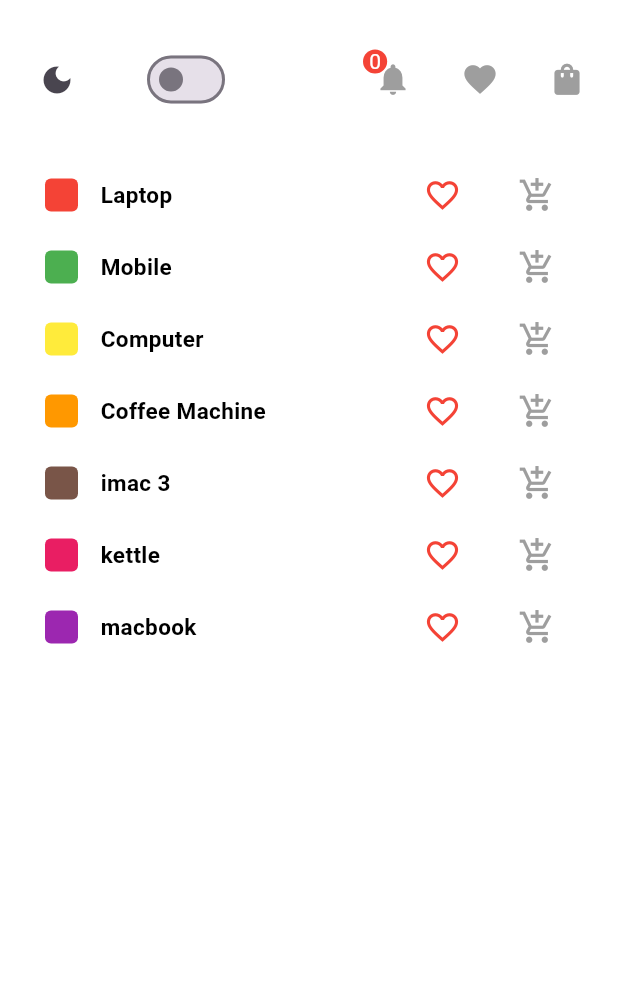
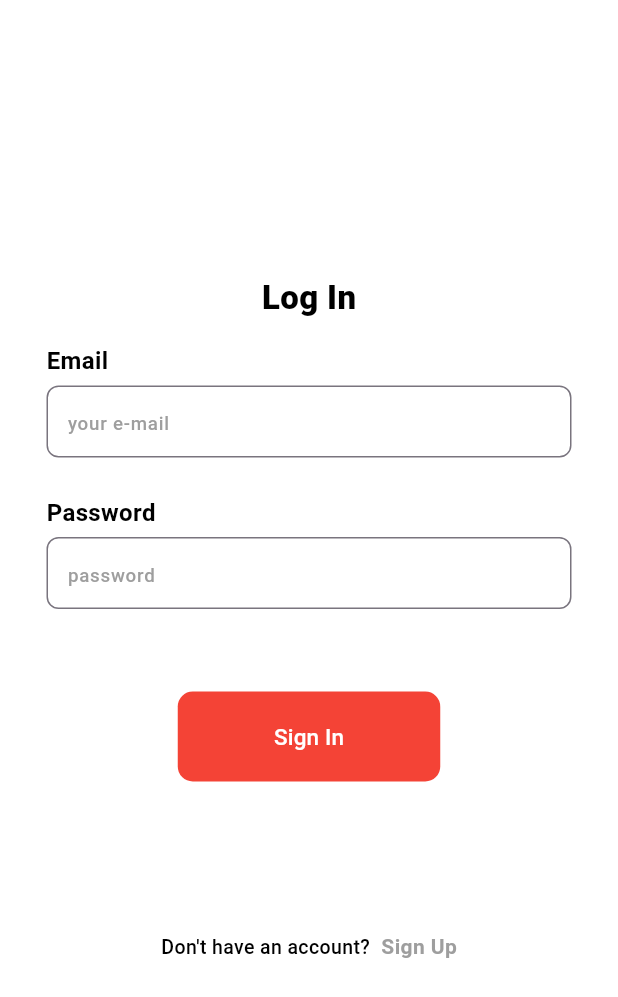
Before and after one commit to MostafaShaban2022/master, a Flutter app: the screen it shows after launch, on a phone screen of 412 x 824 dp. Shown: the top 997 px of the screen. Run offline on Flutter 3.47's test engine with Material 3 defaults, Android fonts, the phone set to English and light mode, and no system bars; drawn by our look-alikes of badges; our stand-ins replace shared_preferences.

Commit message:
first commit

```diff
--- a/lib/main.dart
+++ b/lib/main.dart
@@ -1,5 +1,7 @@
 import 'package:flutter/material.dart';
 import 'package:flutter_application_14/pages/home.dart';
+import 'package:flutter_application_14/pages/log_in.dart';
+import 'package:flutter_application_14/pages/log_up.dart';
 import 'package:flutter_application_14/providers/cart_provider.dart';
 import 'package:flutter_application_14/providers/favourite_provider.dart';
 import 'package:flutter_application_14/providers/ui_provider.dart';
@@ -36,7 +38,7 @@ class MyApp extends StatelessWidget {
       darkTheme: notifier.darkTheme,
       themeMode: notifier.isDark ? ThemeMode.dark : ThemeMode.light,
       debugShowCheckedModeBanner: false,
-      home: const Home(),
+      home: const LogIn(),
     );
   }
 }
--- /dev/null
+++ b/lib/pages/log_in.dart
@@ -0,0 +1,184 @@
+import 'dart:convert';
+import 'package:flutter/foundation.dart';
+import 'package:flutter/material.dart';
+import 'package:flutter_application_14/pages/home.dart';
+import 'package:flutter_application_14/pages/log_up.dart';
+import 'package:flutter_application_14/widgets/custom_text_form_field.dart';
+import 'package:http/http.dart';
+
+class LogIn extends StatefulWidget {
+  const LogIn({super.key});
+
+  @override
+  State<LogIn> createState() => _LogInState();
+}
+
+class _LogInState extends State<LogIn> {
+  final TextEditingController emailController = TextEditingController();
+  final TextEditingController passwordController = TextEditingController();
+
+  void signIn(String email, String password) async {
+    try {
+      final Response response = await post(
+        Uri.parse('https://reqres.in/api/login'),
+        headers: {'Content-Type': 'application/json'},
+        body: jsonEncode({
+          'email': email,
+          'password': password,
+        }),
+      );
+
+      if (response.statusCode == 200) {
+        final data = jsonDecode(response.body);
+        if (kDebugMode) {
+          print('Login successful: ${data['token']}');
+        }
+        ScaffoldMessenger.of(context).showSnackBar(
+          const SnackBar(
+            backgroundColor: Colors.red,
+            content: Center(
+              child: Text(
+                'Welcome back again👋 !',
+                style: TextStyle(
+                  color: Colors.white,
+                ),
+              ),
+            ),
+            duration: Duration(seconds: 3),
+          ),
+        );
+
+        Navigator.push(
+          context,
+          MaterialPageRoute(
+            builder: (context) => const Home(),
+          ),
+        );
+      } else {
+        if (kDebugMode) {
+          print('Login failed: ${response.body}');
+        }
+        ScaffoldMessenger.of(context).showSnackBar(
+          const SnackBar(
+            backgroundColor: Colors.red,
+            content: Center(
+              child: Text(
+                'Login Failed !',
+                style: TextStyle(
+                  color: Colors.white,
+                ),
+              ),
+            ),
+            duration: Duration(seconds: 3),
+          ),
+        );
+      }
+    } catch (e) {
+      if (kDebugMode) {
+        print('Error: $e');
+      }
+    }
+  }
+
+  @override
+  Widget build(BuildContext context) {
+    return Scaffold(
+      backgroundColor: Colors.white,
+      resizeToAvoidBottomInset: false,
+      body: Center(
+        child: SingleChildScrollView(
+          child: Column(
+            mainAxisAlignment: MainAxisAlignment.center,
+            children: [
+              const Text(
+                'Log In',
+                style: TextStyle(
+                  color: Colors.black,
+                  fontSize: 22,
+                  fontWeight: FontWeight.w800,
+                ),
+              ),
+              const SizedBox(height: 15),
+              CustomTextFormField(
+                id: 1,
+                name: 'Email',
+                hintText: 'your e-mail',
+                controller: emailController,
+                keyboardType: TextInputType.emailAddress,
+              ),
+              const SizedBox(height: 25),
+              CustomTextFormField(
+                id: 2,
+                name: 'Password',
+                hintText: 'password',
+                controller: passwordController,
+                keyboardType: TextInputType.text,
+                obscureText: true,
+              ),
+              Container(
+                margin: const EdgeInsets.only(top: 55),
+                height: 60,
+                width: 175,
+                child: TextButton(
+                  onPressed: () {
+                    signIn(
+                      emailController.text.trim(),
+                      passwordController.text.trim(),
+                    );
+                  },
+                  style: TextButton.styleFrom(
+                    backgroundColor: Colors.red,
+                    shape: RoundedRectangleBorder(
+                      borderRadius: BorderRadius.circular(10),
+                    ),
+                  ),
+                  child: const Center(
+                    child: Text(
+                      'Sign In',
+                      style: TextStyle(
+                        color: Colors.white,
+                        fontSize: 15,
+                        fontWeight: FontWeight.w500,
+                      ),
+                    ),
+                  ),
+                ),
+              ),
+              const SizedBox(height: 100),
+              InkWell(
+                onTap: () {
+                  Navigator.push(
+                    context,
+                    MaterialPageRoute(
+                      builder: (context) => const LogUp(),
+                    ),
+                  );
+                },
+                child: const Text.rich(
+                  TextSpan(
+                    text: 'Don\'t have an account?',
+                    style: TextStyle(
+                      color: Colors.black,
+                      fontSize: 13,
+                      fontWeight: FontWeight.w500,
+                    ),
+                    children: [
+                      TextSpan(
+                        text: '  Sign Up',
+                        style: TextStyle(
+                          color: Colors.grey,
+                          fontSize: 14,
+                          fontWeight: FontWeight.bold,
+                        ),
+                      ),
+                    ],
+                  ),
+                ),
+              ),
+            ],
+          ),
+        ),
+      ),
+    );
+  }
+}
--- /dev/null
+++ b/lib/widgets/custom_text_form_field.dart
@@ -0,0 +1,64 @@
+import 'package:flutter/material.dart';
+
+class CustomTextFormField extends StatelessWidget {
+  final int id;
+  final String name;
+  final String hintText;
+  final TextEditingController controller;
+  final TextInputType? keyboardType;
+  final bool obscureText;
+  const CustomTextFormField({
+    super.key,
+    required this.id,
+    required this.name,
+    required this.hintText,
+    required this.controller,
+    this.obscureText = false,
+    required this.keyboardType,
+  });
+
+  @override
+  Widget build(BuildContext context) {
+    return Column(
+      crossAxisAlignment: CrossAxisAlignment.start,
+      children: [
+        Text(
+          name,
+          style: const TextStyle(
+              color: Colors.black, fontSize: 16, fontWeight: FontWeight.w600),
+        ),
+        const SizedBox(
+          height: 5,
+        ),
+        SizedBox(
+          width: 350,
+          child: TextFormField(
+            cursorColor: Colors.red,
+            obscureText: obscureText,
+            controller: controller,
+            keyboardType: keyboardType,
+            decoration: InputDecoration(
+              contentPadding: const EdgeInsets.only(left: 10),
+              hintText: hintText,
+              hintStyle: const TextStyle(
+                color: Colors.grey,
+                fontSize: 12.5,
+                fontWeight: FontWeight.w500,
+              ),
+              border: OutlineInputBorder(
+                borderRadius: BorderRadius.circular(8),
+              ),
+              focusedBorder: OutlineInputBorder(
+                borderRadius: BorderRadius.circular(8),
+                borderSide: const BorderSide(
+                  color: Colors.red,
+                  width: 1.30,
+                ),
+              ),
+            ),
+          ),
+        )
+      ],
+    );
+  }
+}
--- a/lib/widgets/product_item.dart
+++ b/lib/widgets/product_item.dart
@@ -3,7 +3,6 @@ import 'package:flutter_application_14/models/product_model.dart';
 import 'package:flutter_application_14/providers/cart_provider.dart';
 import 'package:flutter_application_14/providers/favourite_provider.dart';
 import 'package:provider/provider.dart';
-import 'package:shimmer/shimmer.dart';
 
 class ProductItem extends StatelessWidget {
   final ProductModel productModel;
--- a/pubspec.yaml
+++ b/pubspec.yaml
@@ -38,6 +38,7 @@ dependencies:
   badges: ^3.1.2
   provider: ^6.1.2
   shared_preferences: ^2.3.3
+  http: ^1.2.2
 
 dev_dependencies:
   flutter_test:
```
Also changed, not shown: lib/pages/cart.dart (+7 -5 lines), lib/pages/favourite.dart (+7 -5 lines), lib/pages/home.dart (+9 -1 lines), lib/pages/log_up.dart (added, +128 -0 lines), lib/widgets/custom_button.dart (added, +39 -0 lines), pubspec.lock.
